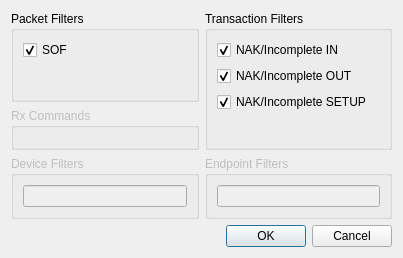
Old version of the form ui/filterwindow.ui in the repository lambdaconcept/usb2sniffer-qt.
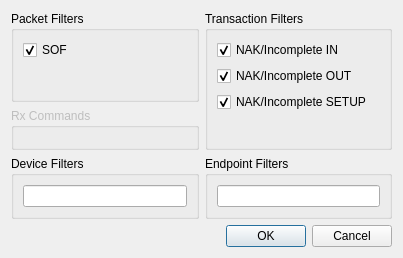
New version of the form.

The edit to the form file:
```diff
--- a/ui/filterwindow.ui
+++ b/ui/filterwindow.ui
@@ -136,7 +136,7 @@
    <item row="2" column="0">
     <widget class="QGroupBox" name="groupBox_4">
      <property name="enabled">
-      <bool>false</bool>
+      <bool>true</bool>
      </property>
      <property name="title">
       <string>Device Filters</string>
@@ -157,7 +157,7 @@
    <item row="2" column="1">
     <widget class="QGroupBox" name="groupBox_5">
      <property name="enabled">
-      <bool>false</bool>
+      <bool>true</bool>
      </property>
      <property name="title">
       <string>Endpoint Filters</string>
```
